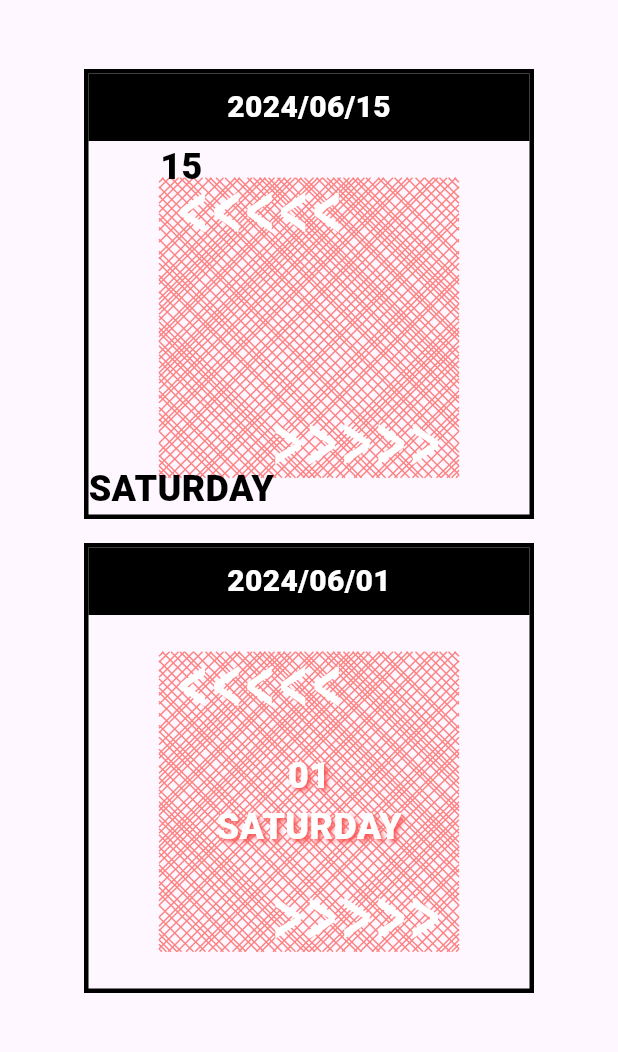
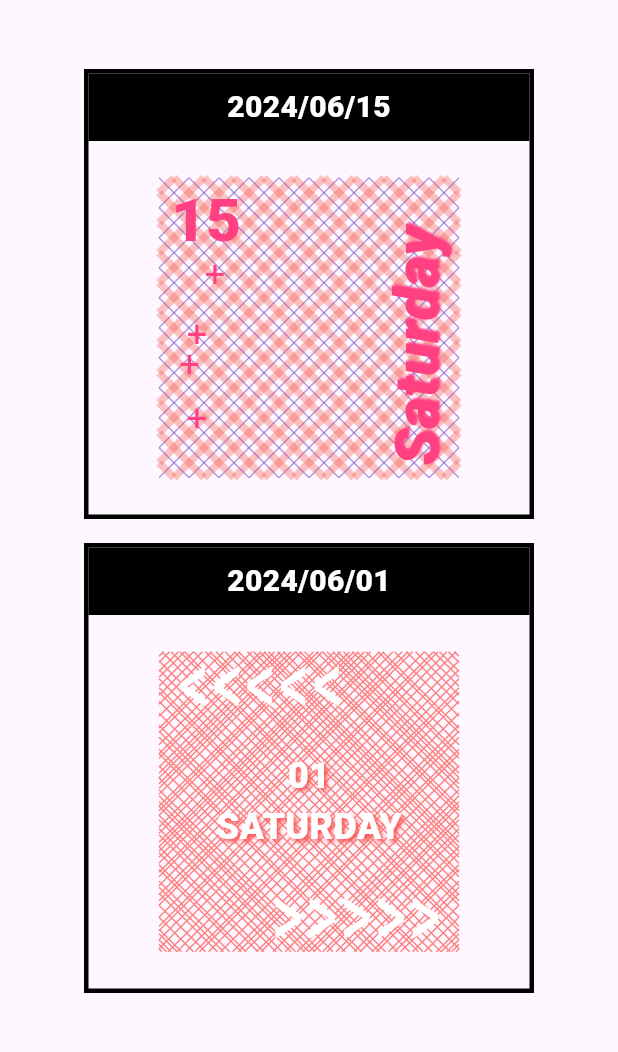
Before and after one commit to ssj24/patterns, a Flutter app: the screen it shows after launch, on a phone screen of 412 x 824 dp, the part 63-1115 px from its top. Run offline on Flutter 3.47's test engine with Material 3 defaults, Android fonts, the phone set to English and light mode, and no system bars.

Commit message:
Feat: add two type check pattern

```diff
--- a/lib/widgets/dates/right_bottom_day.dart
+++ b/lib/widgets/dates/right_bottom_day.dart
@@ -1,4 +1,6 @@
+import 'package:flutter/cupertino.dart';
 import 'package:flutter/material.dart';
+import 'package:flutter/widgets.dart';
 
 import 'package:patterns/widgets/pattern_card.dart';
 import 'package:patterns/services/utils.dart';
@@ -13,25 +15,50 @@ class RightBottomDay extends StatelessWidget {
 
   @override
   Widget build(BuildContext context) {
-    return Column(
-      mainAxisAlignment: MainAxisAlignment.spaceBetween,
+    return Center(
+      child: SizedBox(
+        width: 200,
+        height: 200,
+        child: Padding(
+          padding: const EdgeInsets.all(8.0),
+          child: Stack(
             children: [
               Text(dateFormatter(target, option: 1),
                 style: TextStyle(
                   // backgroundColor: Colors.white,
                   fontWeight: FontWeight.w900,
-            fontSize: 24,
-            color: Colors.black,
+                  fontSize: 40,
+                  color: Colors.pinkAccent,
+                  height: 1,
                 ),
               ),
-        Text(getWeekday(target).toUpperCase(),
+              Positioned(
+                right: 0,
+                bottom: 0,
+                child: RotatedBox(
+                  quarterTurns: 3,
+                  child: Text(getWeekday(target).substring(0, 1).toUpperCase() + getWeekday(target).substring(1),
                     style: TextStyle(
                       // backgroundColor: Colors.white,
+                      fontStyle: FontStyle.italic,
                       fontWeight: FontWeight.w900,
-            fontSize: 24,
-            color: Colors.black,
-          ),)
+                      fontSize: 40,
+                      color: Colors.pinkAccent,
+                      height: 1,
+                      shadows: <Shadow>[
+                        Shadow(
+                          offset: Offset(1.2, 1.2),
+                          blurRadius: 1.2,
+                          color: Colors.pinkAccent
+                        ),
                       ],
+                    ),),
+                ),
+              )
+            ],
+          ),
+        ),
+      ),
     );
   }
 }
--- a/lib/widgets/pattern_card.dart
+++ b/lib/widgets/pattern_card.dart
@@ -48,7 +48,6 @@ class _PatternCardState extends State<PatternCard> {
                   ),
                 ),
                 Expanded(
-                  child: Container(
                   child: Stack(
                       children: [
                         Center(
@@ -59,7 +58,6 @@ class _PatternCardState extends State<PatternCard> {
                       ]
                   ),
                 ),
-                ),
 
               ],
             )
--- a/lib/widgets/patterns/two_type_check_pattern.dart
+++ b/lib/widgets/patterns/two_type_check_pattern.dart
@@ -1,4 +1,5 @@
 import 'package:flutter/material.dart';
+import 'package:patterns/widgets/patterns/two_type_check_pattern_painter.dart';
 
 import 'irregular_diagonal_line_painter.dart';
 
@@ -14,54 +15,76 @@ class TwoTypeCheckPattern extends StatelessWidget {
         children: [
           CustomPaint(
             size: Size(200, 200), // 캔버스 크기
-            painter: IrregularDiagonalLinePainter(),
+            painter: TwoTypeCheckPatternPainter(),
           ),
           Positioned(
-              left: 32,
+              top: 40,
+              left: 22,
               child: Padding(
                 padding: const EdgeInsets.all(8.0),
-                child: Transform.scale(
-                  scaleX: 2,
-                  scaleY: 3,
                 child: Text(
-                    '<<<<<',
+                  '+',
                   style: TextStyle(
                     // backgroundColor: Colors.white,
                     // fontWeight: FontWeight.w900,
-                        color: Colors.white,
-                        // shadows: <Shadow>[
-                        //   Shadow(
-                        //     offset: Offset(0.0, 0.0),
-                        //     blurRadius: 2.0,
-                        //     color: Color.fromARGB(120, 0, 0, 0),
-                        //   ),
-                        // ],
-                        fontSize: 20,
+                      color: Colors.pinkAccent,
+                      fontSize: 24,
                       letterSpacing: 1
                     // height: 24,
-                    ),
                   ),
                 ),
               )
           ),
           Positioned(
-              bottom: 0,
-              right: 32,
+              top: 80,
+              left: 10,
               child: Padding(
                 padding: const EdgeInsets.all(8.0),
-                child: Transform.scale(
-                  scaleX: 2,
-                  scaleY: 3,
                 child: Text(
-                    '>>>>>',
+                  '+',
                   style: TextStyle(
                     // backgroundColor: Colors.white,
                     // fontWeight: FontWeight.w900,
-                        color: Colors.white,
-                        fontSize: 20,
+                      color: Colors.pinkAccent,
+                      fontSize: 24,
                       letterSpacing: 1
                     // height: 24,
                   ),
+                ),
+              )
+          ),
+          Positioned(
+              top: 100,
+              left: 5,
+              child: Padding(
+                padding: const EdgeInsets.all(8.0),
+                child: Text(
+                  '+',
+                  style: TextStyle(
+                    // backgroundColor: Colors.white,
+                    // fontWeight: FontWeight.w900,
+                      color: Colors.pinkAccent,
+                      fontSize: 24,
+                      letterSpacing: 1
+                    // height: 24,
+                  ),
+                ),
+              )
+          ),
+          Positioned(
+              bottom: 14,
+              left: 10,
+              child: Padding(
+                padding: const EdgeInsets.all(8.0),
+                child: Text(
+                  '+',
+                  style: TextStyle(
+                    // backgroundColor: Colors.white,
+                    // fontWeight: FontWeight.w900,
+                      color: Colors.pinkAccent,
+                      fontSize: 24,
+                      letterSpacing: 1
+                    // height: 24,
                   ),
                 ),
               )
--- /dev/null
+++ b/lib/widgets/patterns/two_type_check_pattern_painter.dart
@@ -0,0 +1,36 @@
+import 'package:flutter/material.dart';
+
+import 'package:patterns/services/utils.dart';
+
+class TwoTypeCheckPatternPainter extends CustomPainter {
+  @override
+  void paint(Canvas canvas, Size size) {
+    List<Color> colors = [Colors.deepPurple.withOpacity(0.5), Colors.transparent, Colors.red.withOpacity(0.3), Colors.transparent];
+    List<double> widths = [1.0, 5.0, 5.0, 5.0];
+    Paint paint = Paint()
+      ..color = colors[0] // 라인 색상
+      ..strokeWidth = widths[0]; // 라인 두께
+    int curIdx = 0;
+    double i = 0.0;
+    while (i < size.width * 2) {
+      if (i > size.width) {
+        canvas.drawLine(Offset(size.width, i-size.width), Offset(i-size.width, size.height), paint);
+        canvas.drawLine(Offset(0, i-size.width), Offset(size.width - (i-size.width), size.height), paint);
+      }
+      else {
+        canvas.drawLine(Offset(i, 0), Offset(0, i), paint);
+        canvas.drawLine(Offset(size.width - i, 0), Offset(size.width, i), paint);
+      }
+      curIdx = curIdx == 3 ? 0 : curIdx+1;
+      paint.color = colors[curIdx];
+      paint.strokeWidth = widths[curIdx];
+      i += 5.0;
+    }
+  }
+
+  @override
+  bool shouldRepaint(covariant CustomPainter oldDelegate) {
+    // 항상 다시 그리도록 설정
+    return true;
+  }
+}
```
Also changed, not shown: 1 other file. Lines whose indentation alone changed are shown as unchanged.
